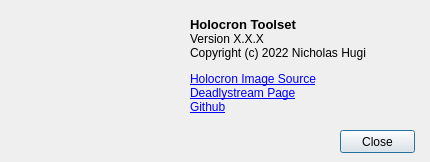
Qt form Tools/HolocronToolset/src/ui/dialogs/about.ui (NickHugi/PyKotor) before a commit.
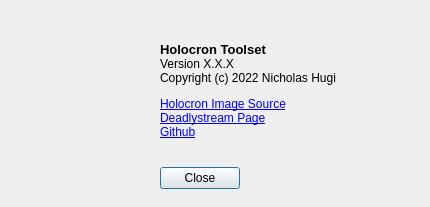
The same form after that commit. Icons and pictures are not drawn.

Commit message: fix `About` dialog not resizing when font changes.

The edit to the form file:
```diff
--- a/Tools/HolocronToolset/src/ui/dialogs/about.ui
+++ b/Tools/HolocronToolset/src/ui/dialogs/about.ui
@@ -7,7 +7,7 @@
     <x>0</x>
     <y>0</y>
     <width>430</width>
-    <height>162</height>
+    <height>207</height>
    </rect>
   </property>
   <property name="windowTitle">
@@ -32,34 +32,61 @@
     <bool>true</bool>
    </property>
   </widget>
-  <widget class="QPushButton" name="closeButton">
+  <widget class="QWidget" name="verticalLayoutWidget">
    <property name="geometry">
     <rect>
-     <x>340</x>
-     <y>130</y>
-     <width>75</width>
-     <height>23</height>
+     <x>160</x>
+     <y>20</y>
+     <width>262</width>
+     <height>169</height>
     </rect>
    </property>
-   <property name="text">
-    <string>Close</string>
-   </property>
-  </widget>
-  <widget class="QLabel" name="aboutLabel">
-   <property name="geometry">
-    <rect>
-     <x>190</x>
-     <y>10</y>
-     <width>221</width>
-     <height>111</height>
-    </rect>
-   </property>
-   <property name="text">
-    <string>&lt;html&gt;&lt;head/&gt;&lt;body&gt;&lt;p&gt;&lt;span style=&quot; font-size:10pt; font-weight:600;&quot;&gt;Holocron Toolset&lt;/span&gt;&lt;br/&gt;Version X.X.X&lt;br/&gt;Copyright (c) 2022 Nicholas Hugi&lt;/p&gt;&lt;p&gt;&lt;a href=&quot;https://sketchfab.com/3d-models/sith-holocron-star-wars-cb3d49a6261a4913817e8e00d6ab6e43&quot;&gt;&lt;span style=&quot; text-decoration: underline; color:#0000ff;&quot;&gt;Holocron Image Source&lt;br/&gt;&lt;/span&gt;&lt;/a&gt;&lt;a href=&quot;https://deadlystream.com/profile/49753-cortisol/&quot;&gt;&lt;span style=&quot; text-decoration: underline; color:#0000ff;&quot;&gt;Deadlystream Page&lt;br/&gt;&lt;/span&gt;&lt;/a&gt;&lt;a href=&quot;https://github.com/NickHugi/PyKotor&quot;&gt;&lt;span style=&quot; text-decoration: underline; color:#0000ff;&quot;&gt;Github&lt;/span&gt;&lt;/a&gt;&lt;/p&gt;&lt;/body&gt;&lt;/html&gt;</string>
-   </property>
-   <property name="openExternalLinks">
-    <bool>true</bool>
-   </property>
+   <layout class="QVBoxLayout" name="verticalLayout">
+    <item>
+     <layout class="QHBoxLayout" name="horizontalLayout">
+      <item>
+       <widget class="QLabel" name="aboutLabel">
+        <property name="sizePolicy">
+         <sizepolicy hsizetype="MinimumExpanding" vsizetype="MinimumExpanding">
+          <horstretch>0</horstretch>
+          <verstretch>0</verstretch>
+         </sizepolicy>
+        </property>
+        <property name="text">
+         <string>&lt;html&gt;&lt;head/&gt;&lt;body&gt;&lt;p&gt;&lt;span style=&quot; font-size:10pt; font-weight:600;&quot;&gt;Holocron Toolset&lt;/span&gt;&lt;br/&gt;Version X.X.X&lt;br/&gt;Copyright (c) 2022 Nicholas Hugi&lt;/p&gt;&lt;p&gt;&lt;a href=&quot;https://sketchfab.com/3d-models/sith-holocron-star-wars-cb3d49a6261a4913817e8e00d6ab6e43&quot;&gt;&lt;span style=&quot; text-decoration: underline; color:#0000ff;&quot;&gt;Holocron Image Source&lt;br/&gt;&lt;/span&gt;&lt;/a&gt;&lt;a href=&quot;https://deadlystream.com/files/file/1982-holocron-toolset/&quot;&gt;&lt;span style=&quot; text-decoration: underline; color:#0000ff;&quot;&gt;Deadlystream Page&lt;br/&gt;&lt;/span&gt;&lt;/a&gt;&lt;a href=&quot;https://github.com/NickHugi/PyKotor&quot;&gt;&lt;span style=&quot; text-decoration: underline; color:#0000ff;&quot;&gt;Github&lt;/span&gt;&lt;/a&gt;&lt;/p&gt;&lt;/body&gt;&lt;/html&gt;</string>
+        </property>
+        <property name="openExternalLinks">
+         <bool>true</bool>
+        </property>
+       </widget>
+      </item>
+     </layout>
+    </item>
+    <item>
+     <layout class="QHBoxLayout" name="horizontalLayout_2">
+      <item>
+       <widget class="QPushButton" name="closeButton">
+        <property name="text">
+         <string>Close</string>
+        </property>
+       </widget>
+      </item>
+      <item>
+       <spacer name="horizontalSpacer_2">
+        <property name="orientation">
+         <enum>Qt::Horizontal</enum>
+        </property>
+        <property name="sizeHint" stdset="0">
+         <size>
+          <width>40</width>
+          <height>20</height>
+         </size>
+        </property>
+       </spacer>
+      </item>
+     </layout>
+    </item>
+   </layout>
   </widget>
  </widget>
  <resources>
```
